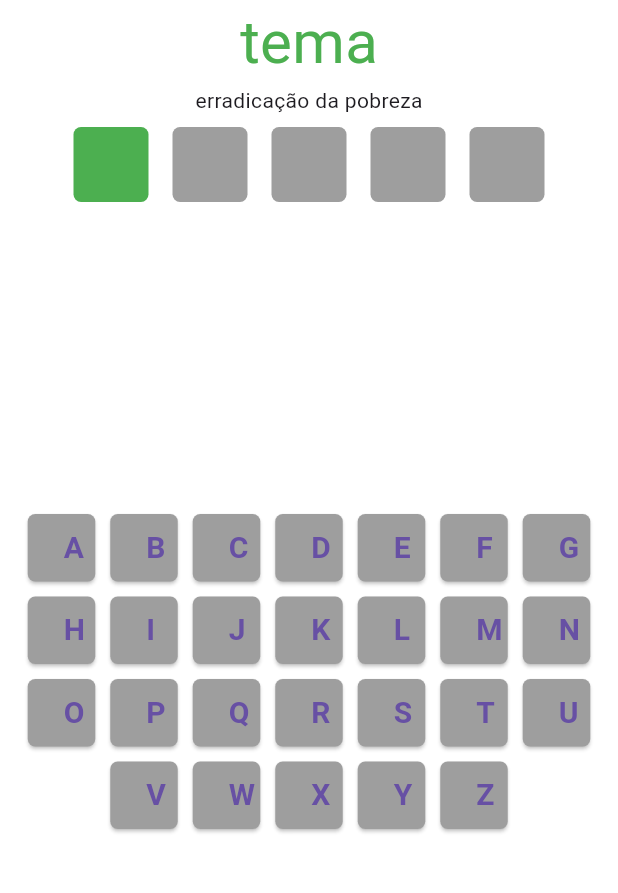
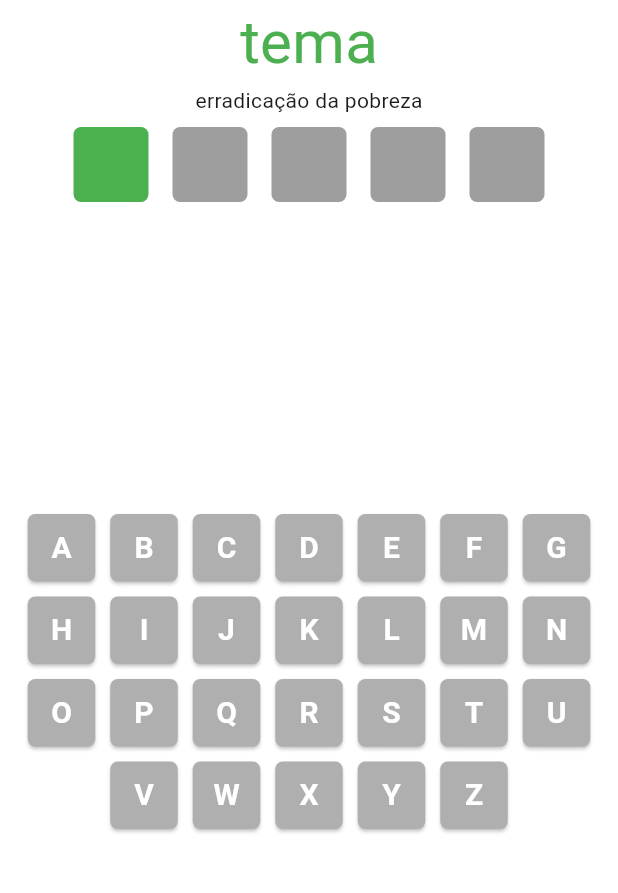
Before and after one commit to clarameira/LETRECO, a Flutter app: the TelaBranca screen opened directly, on a phone screen of 412 x 824 dp, the part 149-1042 px from its top. Run offline on Flutter 3.47's test engine with Material 3 defaults, Android fonts, the phone set to English and light mode, and no system bars.

Commit message:
alinhamento das letras do teclado

```diff
--- a/lib/tela1.dart
+++ b/lib/tela1.dart
@@ -79,7 +79,7 @@ class _TelaBrancaState extends State<TelaBranca> {
 
           const SizedBox(height: 200),
           Center(
-            child :Wrap(
+           child: Wrap(
              spacing: 10,
              runSpacing: 10,
              alignment: WrapAlignment.center,
@@ -89,25 +89,28 @@ class _TelaBrancaState extends State<TelaBranca> {
                  width: 45,
                  child: ElevatedButton(
                     style: ElevatedButton.styleFrom(
-                      backgroundColor: Colors.grey,
+            alignment: Alignment.center, // já centraliza o conteúdo
+            backgroundColor: const Color.fromARGB(255, 176, 175, 175),
             shape: RoundedRectangleBorder(
               borderRadius: BorderRadius.circular(5),
             ),
+            padding: EdgeInsets.zero, // remove espaços extras
           ),
                    onPressed: () => adicionarLetra(letra),
                    child: Text(
                      letra,
                     style: const TextStyle(
-
                         fontSize: 20,
                         fontWeight: FontWeight.bold,
+                       color: Colors.white,
                       ),
                    ),
-                    )
+                 ),
                );
              }).toList(),
            ),
           ),
+
         ],
       ),
 
```
Lines whose indentation alone changed are shown as unchanged.
